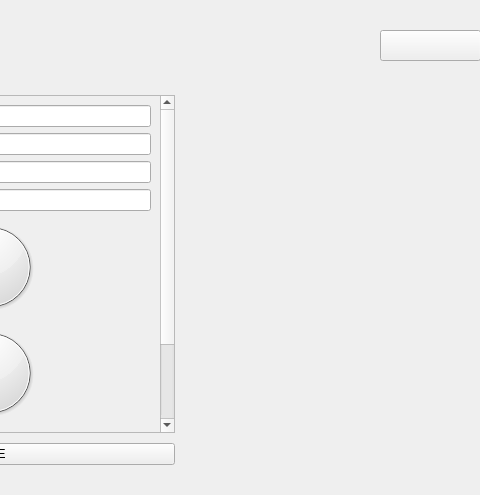
The window that graphics/Frame2.ui (jakeee51/ManageCraft) describes before a commit, drawn with Qt 5; both pictures show x 230 to 710 and y 0 to 495 of the 924 by 495 pixel window.
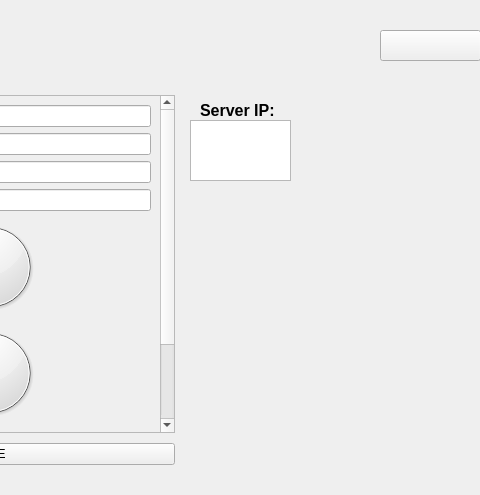
The same window after the commit. Icons and pictures are not drawn.

The edit to the form file:
```diff
--- a/graphics/Frame2.ui
+++ b/graphics/Frame2.ui
@@ -264,6 +264,75 @@
     <string notr="true">border-image: url(:/Buttons/F2Box.png); background-repeat: no-repeat;</string>
    </property>
   </widget>
+  <widget class="QWidget" name="midy" native="true">
+   <property name="geometry">
+    <rect>
+     <x>420</x>
+     <y>90</y>
+     <width>101</width>
+     <height>381</height>
+    </rect>
+   </property>
+   <property name="styleSheet">
+    <string notr="true">border-image: url(:/Buttons/F2Box.png); background-repeat: no-repeat;</string>
+   </property>
+   <widget class="QLabel" name="serverLabel">
+    <property name="geometry">
+     <rect>
+      <x>10</x>
+      <y>10</y>
+      <width>91</width>
+      <height>21</height>
+     </rect>
+    </property>
+    <property name="font">
+     <font>
+      <pointsize>12</pointsize>
+      <weight>75</weight>
+      <bold>true</bold>
+     </font>
+    </property>
+    <property name="text">
+     <string>Server IP:</string>
+    </property>
+   </widget>
+   <widget class="QTextEdit" name="serverIP">
+    <property name="geometry">
+     <rect>
+      <x>0</x>
+      <y>30</y>
+      <width>101</width>
+      <height>61</height>
+     </rect>
+    </property>
+    <property name="font">
+     <font>
+      <pointsize>10</pointsize>
+      <weight>75</weight>
+      <bold>true</bold>
+     </font>
+    </property>
+    <property name="styleSheet">
+     <string notr="true">color: rgb(255, 255, 255);</string>
+    </property>
+    <property name="inputMethodHints">
+     <set>Qt::ImhNone</set>
+    </property>
+    <property name="frameShadow">
+     <enum>QFrame::Plain</enum>
+    </property>
+    <property name="readOnly">
+     <bool>true</bool>
+    </property>
+    <property name="html">
+     <string>&lt;!DOCTYPE HTML PUBLIC &quot;-//W3C//DTD HTML 4.0//EN&quot; &quot;http://www.w3.org/TR/REC-html40/strict.dtd&quot;&gt;
+&lt;html&gt;&lt;head&gt;&lt;meta name=&quot;qrichtext&quot; content=&quot;1&quot; /&gt;&lt;style type=&quot;text/css&quot;&gt;
+p, li { white-space: pre-wrap; }
+&lt;/style&gt;&lt;/head&gt;&lt;body style=&quot; font-family:'MS Shell Dlg 2'; font-size:10pt; font-weight:600; font-style:normal;&quot;&gt;
+&lt;p style=&quot; margin-top:0px; margin-bottom:0px; margin-left:0px; margin-right:0px; -qt-block-indent:0; text-indent:0px;&quot;&gt;IP_ADDRESS_HERE&lt;/p&gt;&lt;/body&gt;&lt;/html&gt;</string>
+    </property>
+   </widget>
+  </widget>
  </widget>
  <resources>
   <include location="Logo.qrc"/>
```
